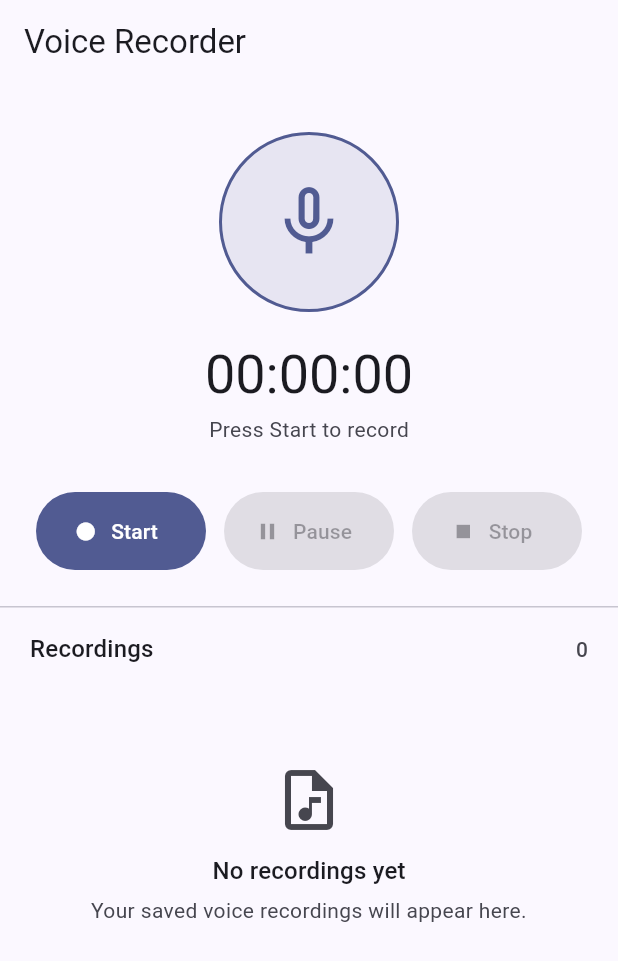
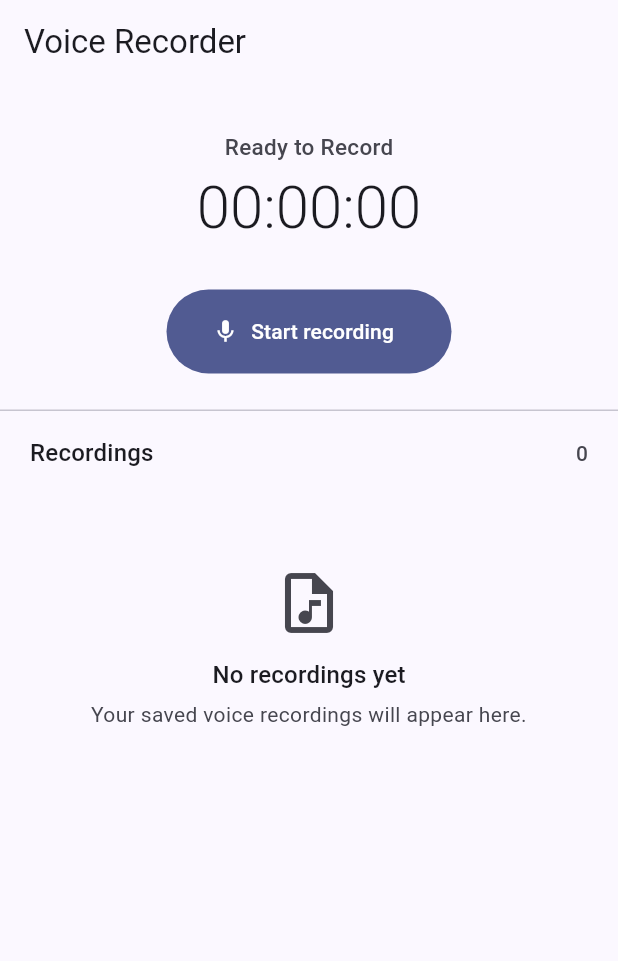
Before and after one commit to EliasDemlie/chat-app, a Flutter app: the screen it shows after launch, on a phone screen of 412 x 824 dp. Shown: the top 961 px of the screen. Run offline on Flutter 3.47's test engine with Material 3 defaults, Android fonts, the light colour scheme and no system bars; our stand-ins replace share_plus.

Commit message:
Refactor recording controls and status indicators for improved UI and functionality

```diff
--- a/lib/widgets/record_controls.dart
+++ b/lib/widgets/record_controls.dart
@@ -28,43 +28,113 @@ class RecordControls extends StatelessWidget {
     final canControl =
         !isBusy &&
         (status == RecorderStatus.recording || status == RecorderStatus.paused);
-    const buttonSize = Size.fromHeight(52);
+    if (status == RecorderStatus.idle || status == RecorderStatus.stopping) {
+      return Center(
+        child: FilledButton.icon(
+          onPressed: status == RecorderStatus.idle && !isBusy ? onStart : null,
+          icon: Icon(
+            status == RecorderStatus.stopping ? Icons.hourglass_top : Icons.mic,
+          ),
+          label: Text(
+            status == RecorderStatus.stopping ? 'Saving…' : 'Start recording',
+          ),
+          style: FilledButton.styleFrom(minimumSize: const Size(190, 56)),
+        ),
+      );
+    }
 
     return Row(
+      mainAxisAlignment: MainAxisAlignment.spaceEvenly,
+      crossAxisAlignment: CrossAxisAlignment.center,
       children: [
-        Expanded(
-          child: FilledButton.icon(
-            onPressed: status == RecorderStatus.idle && !isBusy
-                ? onStart
-                : null,
-            icon: const Icon(Icons.fiber_manual_record),
-            label: const Text('Start'),
-            style: FilledButton.styleFrom(minimumSize: buttonSize),
-          ),
+        _RoundControl(
+          label: isPaused ? 'Resume' : 'Pause',
+          icon: isPaused ? Icons.play_arrow_rounded : Icons.pause_rounded,
+          color: const Color(0xFF17304A),
+          foreground: Colors.white,
+          onPressed: canControl ? (isPaused ? onResume : onPause) : null,
         ),
-        const SizedBox(width: 12),
-        Expanded(
-          child: FilledButton.tonalIcon(
-            onPressed: canControl ? (isPaused ? onResume : onPause) : null,
-            icon: Icon(isPaused ? Icons.play_arrow : Icons.pause),
-            label: Text(isPaused ? 'Resume' : 'Pause'),
-            style: FilledButton.styleFrom(minimumSize: buttonSize),
-          ),
-        ),
-        const SizedBox(width: 12),
-        Expanded(
-          child: FilledButton.icon(
-            onPressed: canControl ? onStop : null,
-            icon: const Icon(Icons.stop),
-            label: const Text('Stop'),
-            style: FilledButton.styleFrom(
-              minimumSize: buttonSize,
-              backgroundColor: colors.error,
-              foregroundColor: colors.onError,
-            ),
-          ),
+        _RecordingMicIndicator(isRecording: status == RecorderStatus.recording),
+        _RoundControl(
+          label: 'Stop',
+          icon: Icons.stop_rounded,
+          color: const Color(0xFF17304A),
+          foreground: colors.onSurface,
+          onPressed: canControl ? onStop : null,
         ),
       ],
     );
   }
 }
+
+class _RoundControl extends StatelessWidget {
+  const _RoundControl({
+    required this.label,
+    required this.icon,
+    required this.color,
+    required this.foreground,
+    required this.onPressed,
+  });
+  final String label;
+  final IconData icon;
+  final Color color;
+  final Color foreground;
+  final VoidCallback? onPressed;
+
+  @override
+  Widget build(BuildContext context) => Column(
+    children: [
+      SizedBox(
+        width: 64,
+        height: 64,
+        child: IconButton.filled(
+          tooltip: label,
+          onPressed: onPressed,
+          icon: Icon(icon, size: 26),
+          style: IconButton.styleFrom(
+            backgroundColor: color,
+            foregroundColor: foreground,
+            padding: EdgeInsets.zero,
+            disabledBackgroundColor: color.withValues(alpha: 0.08),
+          ),
+        ),
+      ),
+    ],
+  );
+}
+
+class _RecordingMicIndicator extends StatelessWidget {
+  const _RecordingMicIndicator({required this.isRecording});
+
+  final bool isRecording;
+
+  @override
+  Widget build(BuildContext context) => Semantics(
+    label: isRecording ? 'Recording in progress' : 'Recording paused',
+    child: AnimatedContainer(
+      duration: const Duration(milliseconds: 250),
+      width: 112,
+      height: 112,
+      decoration: BoxDecoration(
+        shape: BoxShape.circle,
+        gradient: LinearGradient(
+          begin: Alignment.topLeft,
+          end: Alignment.bottomRight,
+          colors: isRecording
+              ? const [Color(0xFF28E3D0), Color(0xFF00B7B8)]
+              : const [Color(0xFF164A5A), Color(0xFF10384D)],
+        ),
+        boxShadow: isRecording
+            ? [
+                BoxShadow(
+                  color: const Color(0xFF00D5C6).withValues(alpha: 0.24),
+                  blurRadius: 26,
+                  spreadRadius: 2,
+                ),
+              ]
+            : const [],
+      ),
+      child: const Icon(Icons.mic_rounded, color: Colors.white, size: 48),
+    ),
+  );
+}
--- a/lib/widgets/recording_status.dart
+++ b/lib/widgets/recording_status.dart
@@ -20,57 +20,35 @@ class RecordingStatus extends StatelessWidget {
   Widget build(BuildContext context) {
     final theme = Theme.of(context);
     final colors = theme.colorScheme;
-    final isRecording = status == RecorderStatus.recording;
-    final accent = switch (status) {
-      RecorderStatus.recording => colors.error,
-      RecorderStatus.paused => colors.tertiary,
-      _ => colors.primary,
-    };
-
     return Column(
       children: [
-        AnimatedContainer(
-          duration: const Duration(milliseconds: 300),
-          width: 120,
-          height: 120,
-          decoration: BoxDecoration(
-            shape: BoxShape.circle,
-            color: accent.withValues(alpha: 0.12),
-            border: Border.all(color: accent, width: isRecording ? 4 : 2),
-          ),
-          child: Icon(
-            switch (status) {
-              RecorderStatus.recording => Icons.mic,
-              RecorderStatus.paused => Icons.pause,
-              _ => Icons.mic_none,
-            },
-            size: 56,
-            color: accent,
+        Text(
+          switch (status) {
+            RecorderStatus.recording => 'Recording',
+            RecorderStatus.paused => 'Recording Paused',
+            RecorderStatus.stopping => 'Saving Recording',
+            RecorderStatus.idle => 'Ready to Record',
+          },
+          style: theme.textTheme.labelMedium?.copyWith(
+            color: colors.onSurfaceVariant,
+            letterSpacing: 0.2,
+            fontSize: 15,
+            fontWeight: FontWeight.w500,
           ),
         ),
-        const SizedBox(height: 20),
+        const SizedBox(height: 7),
         Text(
           formatDuration(elapsed),
-          style: theme.textTheme.displaySmall?.copyWith(
+          style: theme.textTheme.displayMedium?.copyWith(
+            fontSize: 40,
+            fontWeight: FontWeight.w300,
             fontFeatures: const [FontFeature.tabularFigures()],
           ),
         ),
-        const SizedBox(height: 4),
-        Text(
-          switch (status) {
-            RecorderStatus.recording => 'Recording… you can close the app',
-            RecorderStatus.paused => 'Paused',
-            RecorderStatus.stopping => 'Saving…',
-            RecorderStatus.idle => 'Press Start to record',
-          },
-          style: theme.textTheme.bodyMedium?.copyWith(
-            color: colors.onSurfaceVariant,
-          ),
-        ),
         if (micSilenced) ...[
-          const SizedBox(height: 8),
+          const SizedBox(height: 5),
           Text(
-            'Microphone is in use by another app',
+            'Microphone is being used by another app',
             style: theme.textTheme.bodyMedium?.copyWith(color: colors.error),
           ),
         ],
```
Also changed, not shown: lib/widgets/recordings_list.dart (+28 -45 lines).
